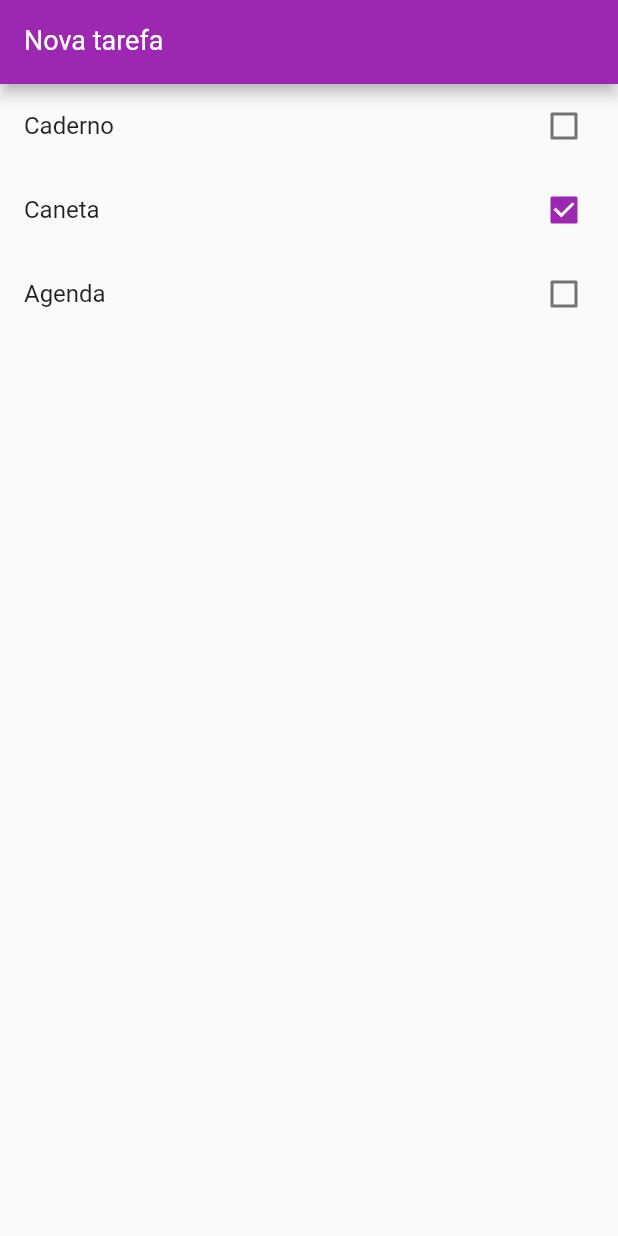
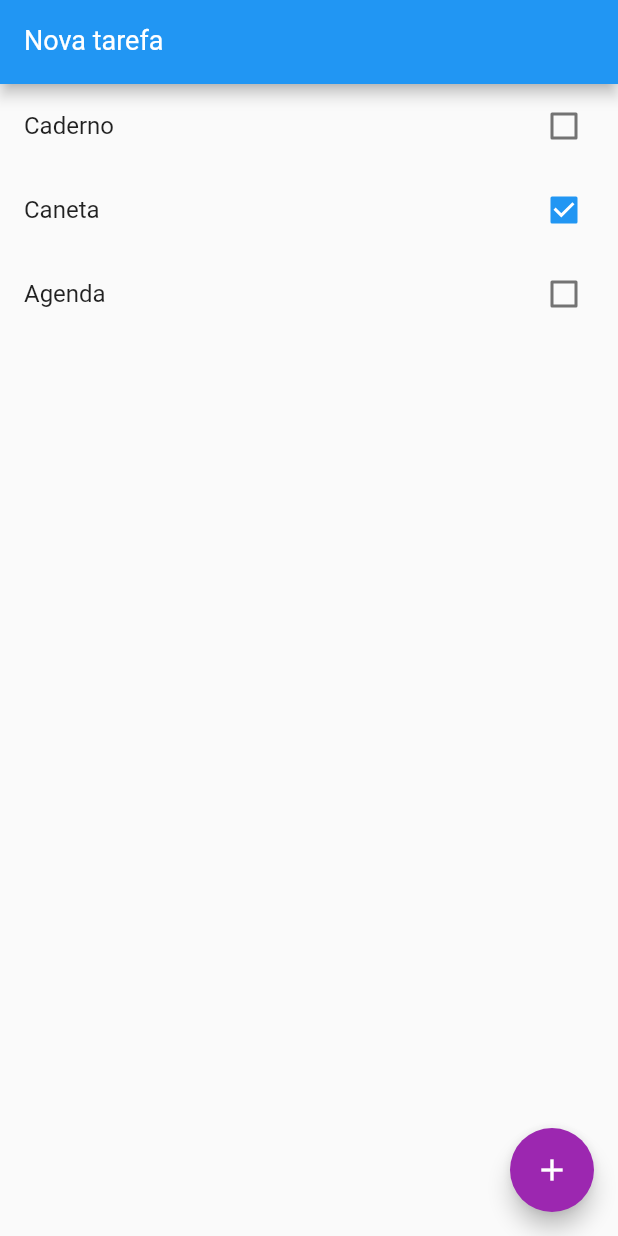
Before and after one commit to montonurb/apps-flutter-developments, a Flutter app: the screen it shows after launch, on a phone screen of 412 x 824 dp. Run offline on Flutter 3.47's test engine with Material 2 defaults, Android fonts, the light colour scheme and no system bars.

Commit message:
adicionando funcionalidade de adicionar e excluir itens da lista

```diff
--- a/todo/lib/main.dart
+++ b/todo/lib/main.dart
@@ -10,7 +10,7 @@ class App extends StatelessWidget {
       title: 'ToDo App',
       debugShowCheckedModeBanner: false,
       theme: ThemeData(
-        primarySwatch: Colors.purple,
+        primarySwatch: Colors.blue,
       ),
       home: HomePage(),
     );
@@ -32,6 +32,25 @@ class HomePage extends StatefulWidget {
 
 class _HomePageState extends State<HomePage> {
   var newTaskCtrl = TextEditingController();
+
+  void add() {
+    if (newTaskCtrl.text.isEmpty) return;
+    setState(() {
+      widget.items.add(
+        Item(
+          title: newTaskCtrl.text,
+          done: false,
+        ),
+      );
+      newTaskCtrl.text = "";
+    });
+  }
+
+  void remove(int index) {
+    setState(() {
+      widget.items.removeAt(index);
+    });
+  }
 
   @override
   Widget build(BuildContext context) {
@@ -56,18 +75,31 @@ class _HomePageState extends State<HomePage> {
         itemCount: widget.items.length,
         itemBuilder: (BuildContext ctxt, int index) {
           final item = widget.items[index];
-          return CheckboxListTile(
-            title: Text(item.title),
+          return Dismissible(
+            child: CheckboxListTile(
+              title: Text(item.title),
+              value: item.done,
+              onChanged: (value) {
+                setState(() {
+                  item.done = value;
+                });
+              },
+            ),
             key: Key(item.title),
-            value: item.done,
-            onChanged: (value) {
-              setState(() {
-                item.done = value;
-              });
+            background: Container(
+              color: Colors.red.withOpacity(0.2),
+            ),
+            onDismissed: (direction) {
+              remove(index);
             },
           );
         },
       ),
+      floatingActionButton: FloatingActionButton(
+        onPressed: add,
+        child: Icon(Icons.add),
+        backgroundColor: Colors.purple,
+      ),
     );
   }
 }
```
